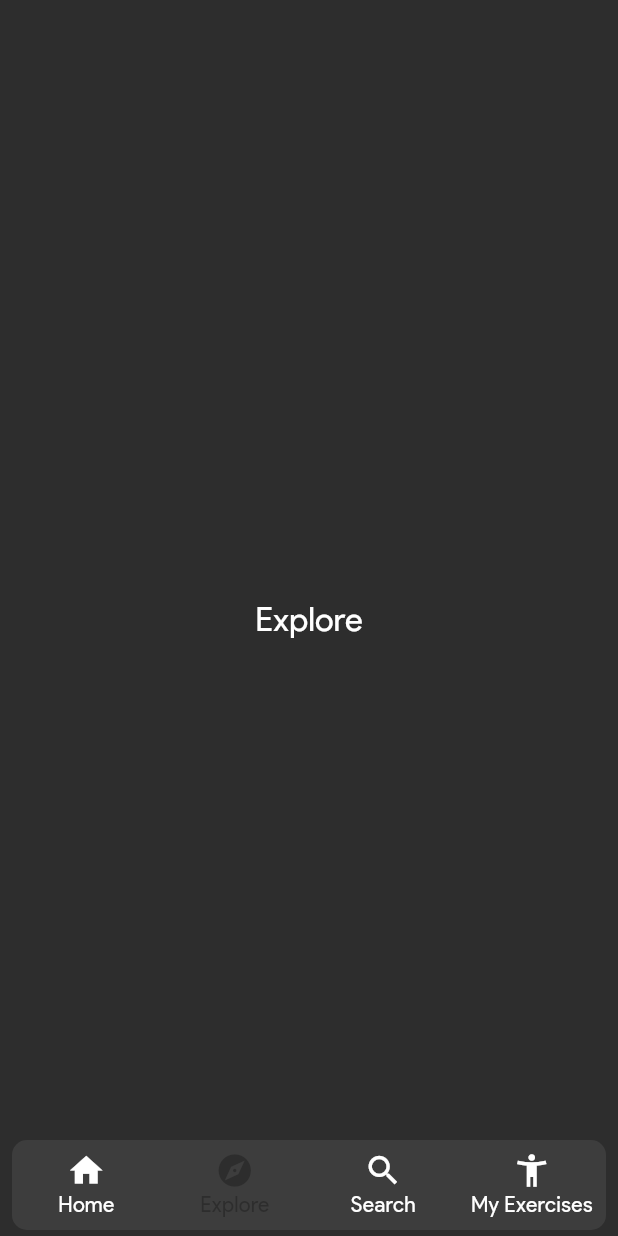
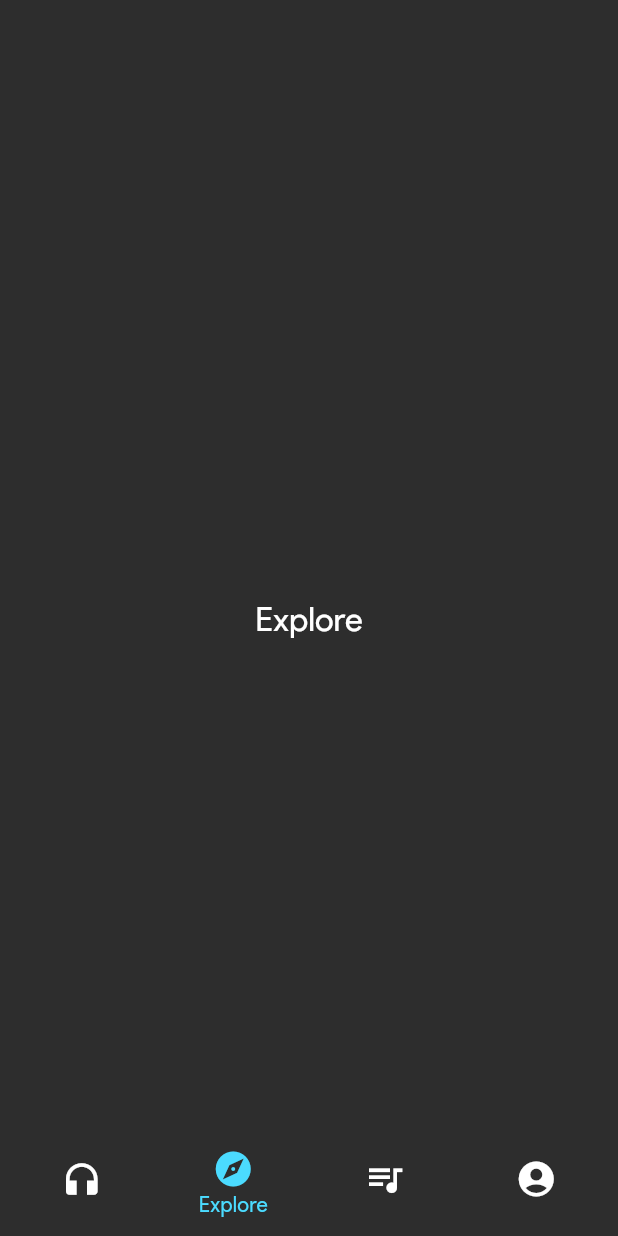
Before and after one commit to Harshit-Sonawala/apollo_player, a Flutter app: the screen it shows after launch, item 2 of the bottom bar chosen, on a phone screen of 412 x 824 dp. Run offline on Flutter 3.47's test engine with Material 2 defaults, Android fonts, the phone set to English and light mode, and no system bars.

Commit message:
added custom card changes and more style changes

```diff
--- a/lib/main.dart
+++ b/lib/main.dart
@@ -17,17 +17,18 @@ class Apollo extends StatelessWidget {
       title: 'Apollo',
       debugShowCheckedModeBanner: false,
       theme: ThemeData(
+          splashColor: const Color.fromRGBO(75, 219, 255, 0.342),
           colorScheme: const ColorScheme(
             brightness: Brightness.dark,
             background: Color(0xff1d1d1d),
             onBackground: Colors.white,
             surface: Color(0xff2d2d2d),
             onSurface: Colors.white,
-            primary: Color(0xff2d2d2d),
-            onPrimary: Color.fromARGB(255, 75, 219, 255),
+            primary: Color(0xFF4BDBFF),
+            onPrimary: Color(0xff1d1d1d),
             secondary: Color(0xff3d3d3d),
-            onSecondary: Color.fromARGB(255, 47, 136, 238),
-            error: Color.fromARGB(255, 255, 87, 75),
+            onSecondary: Color(0xFF2F88EE),
+            error: Color(0xffdd1b6c),
             onError: Color(0xff1d1d1d),
           ),
           useMaterial3: true,
@@ -36,17 +37,17 @@ class Apollo extends StatelessWidget {
             displayLarge: TextStyle(
               fontSize: 26.0,
               fontWeight: FontWeight.bold,
-              color: Theme.of(context).colorScheme.onPrimary,
+              color: Theme.of(context).colorScheme.primary,
             ),
             displayMedium: TextStyle(
               fontSize: 22.0,
               fontWeight: FontWeight.bold,
-              color: Theme.of(context).colorScheme.onPrimary,
+              color: Theme.of(context).colorScheme.primary,
             ),
             displaySmall: TextStyle(
               fontSize: 18.0,
               fontWeight: FontWeight.bold,
-              color: Theme.of(context).colorScheme.onPrimary,
+              color: Theme.of(context).colorScheme.primary,
             ),
             bodyLarge: const TextStyle(
               fontSize: 26.0,
--- a/lib/screens/bottom_nav_screen.dart
+++ b/lib/screens/bottom_nav_screen.dart
@@ -17,7 +17,7 @@ class BottomNavScreen extends StatefulWidget {
 class _BottomNavScreenState extends State<BottomNavScreen> {
   GlobalKey<ScaffoldState> bottomNavScaffoldKey = GlobalKey<ScaffoldState>();
   var _selectedScreenIndex = 0;
-  var _showAccounts = true;
+  final _showAccounts = true;
   final List<Map<String, Object>> _screenData = const [
     {"screen": HomeScreen()},
     {"screen": ExploreScreen()},
@@ -32,56 +32,33 @@ class _BottomNavScreenState extends State<BottomNavScreen> {
       extendBody: true,
       body: _screenData[_selectedScreenIndex]['screen'] as Widget,
       bottomNavigationBar: CustomCard(
-        margin: const EdgeInsets.symmetric(vertical: 4, horizontal: 8),
-        padding: const EdgeInsets.symmetric(vertical: 0, horizontal: 0),
+        borderRadius: BorderRadius.circular(20),
+        margin: const EdgeInsets.symmetric(vertical: 4, horizontal: 4),
+        padding: const EdgeInsets.all(0),
         child: BottomNavigationBar(
-          items: [
-            const BottomNavigationBarItem(
-              icon: Icon(
-                Icons.home,
-                size: 26,
-              ),
-              label: 'Home',
-            ),
-            const BottomNavigationBarItem(
-              icon: Icon(
-                Icons.explore,
-                size: 26,
-              ),
-              label: 'Explore',
-            ),
-            const BottomNavigationBarItem(
-              icon: Icon(
-                Icons.search,
-                size: 26,
-              ),
-              label: 'Search',
-            ),
-            // if (context.watch<AuthProvider>().currentUser != null)
-            // if (Provider.of<AuthProvider>(context).currentUser != null)
-            if (_showAccounts)
-              const BottomNavigationBarItem(
-                icon: Icon(
-                  Icons.accessibility_new,
-                  size: 26,
-                ),
-                label: 'My Exercises',
-              ),
-          ],
-          currentIndex: _selectedScreenIndex,
           onTap: (int newIndex) => {
             setState(() {
               _selectedScreenIndex = newIndex;
             }),
           },
+          currentIndex: _selectedScreenIndex,
           type: BottomNavigationBarType.fixed,
-          showUnselectedLabels: true,
           elevation: 0,
           backgroundColor: Colors.transparent,
+          showUnselectedLabels: false,
           selectedFontSize: 14,
           unselectedFontSize: 14,
-          selectedItemColor: Theme.of(context).primaryColor,
+          iconSize: 28,
+          selectedItemColor: Theme.of(context).colorScheme.primary,
           unselectedItemColor: Colors.white,
+          items: [
+            const BottomNavigationBarItem(icon: Icon(Icons.headphones), label: 'Home'),
+            const BottomNavigationBarItem(icon: Icon(Icons.explore), label: 'Explore'),
+            const BottomNavigationBarItem(icon: Icon(Icons.queue_music), label: 'Playlists'),
+            // if (context.watch<AuthProvider>().currentUser != null)
+            // if (Provider.of<AuthProvider>(context).currentUser != null)
+            if (_showAccounts) const BottomNavigationBarItem(icon: Icon(Icons.account_circle), label: 'Account'),
+          ],
         ),
       ),
     );
--- a/lib/widgets/custom_card.dart
+++ b/lib/widgets/custom_card.dart
@@ -3,16 +3,18 @@ import 'package:flutter/material.dart';
 class CustomCard extends StatefulWidget {
   final EdgeInsets? margin;
   final EdgeInsets? padding;
+  final BorderRadius borderRadius;
   final Widget? child;
   final String backgroundImage;
   final Color? color;
 
   const CustomCard({
-    this.padding = const EdgeInsets.all(16),
+    this.padding = const EdgeInsets.all(8),
+    this.borderRadius = const BorderRadius.all(Radius.circular(10)),
     this.margin,
     this.child,
     this.backgroundImage = '',
-    this.color = const Color(0xff3d3d3d),
+    this.color = const Color(0xff2d2d2d),
     super.key,
   });
 
@@ -23,12 +25,14 @@ class CustomCard extends StatefulWidget {
 class _CustomCardState extends State<CustomCard> {
   @override
   Widget build(BuildContext context) {
-    return Container(
+    return ClipRRect(
+      borderRadius: widget.borderRadius,
+      child: Container(
         margin: widget.margin,
         padding: widget.padding,
         decoration: widget.backgroundImage != ''
             ? BoxDecoration(
-              borderRadius: BorderRadius.circular(10),
+                // borderRadius: BorderRadius.circular(10),
                 image: DecorationImage(
                   image: AssetImage(
                     widget.backgroundImage,
@@ -45,6 +49,7 @@ class _CustomCardState extends State<CustomCard> {
                 borderRadius: BorderRadius.circular(10),
               ),
         child: widget.child,
+      ),
     );
   }
 }
```
Lines whose indentation alone changed are shown as unchanged.
